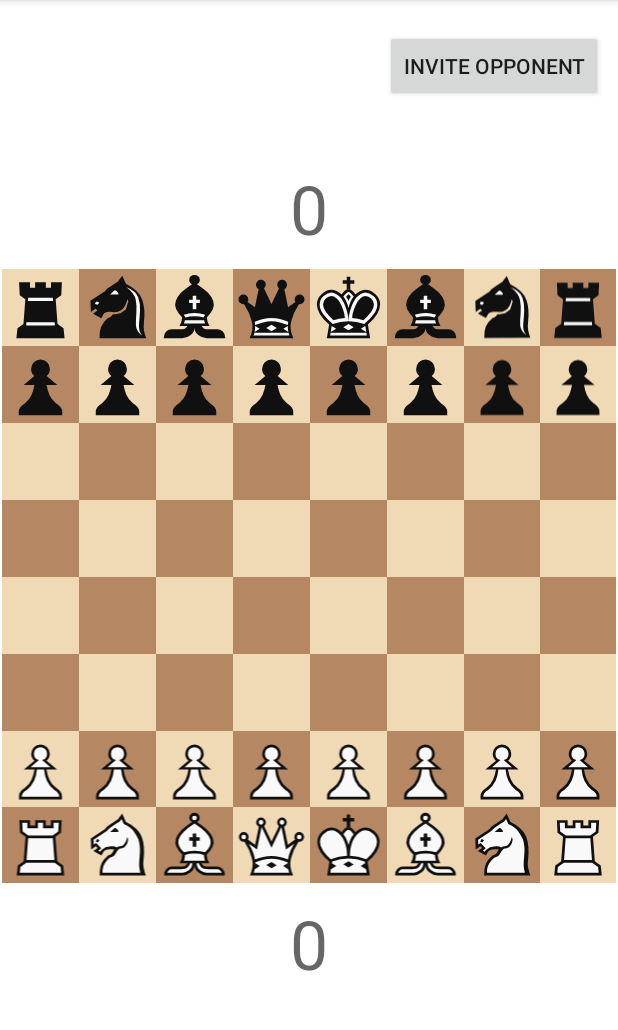
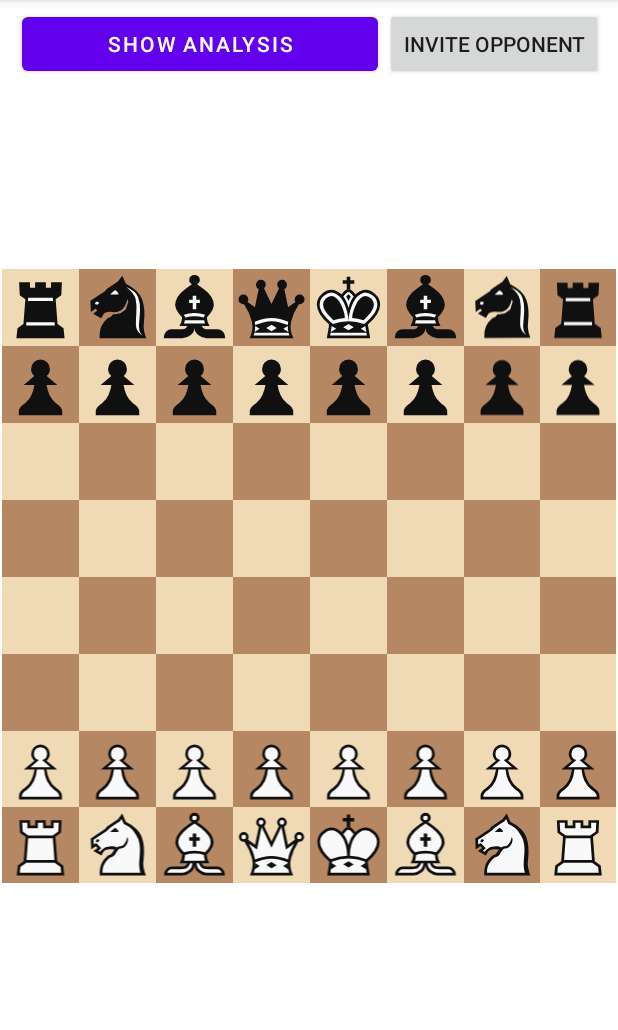
Before and after one commit to noamzaks/Chess, an Android app: the screen it shows after launch (OnlineGameActivity), after a tap on "NEW ONLINE GAME", on a phone screen of 412 x 824 dp, the part 84-1114 px from its top. Run offline under Robolectric (Android 15) with nearby library versions, the phone set to English and light mode, and no system bars; our stand-ins replace Firebase (no records; nobody signed in at launch, a user with empty details on screens opened directly).

Commit message:
feat: ui improvements and lichess analysis

```diff
--- a/app/src/main/java/com/noamzaks/chess/activity/GameActivity.java
+++ b/app/src/main/java/com/noamzaks/chess/activity/GameActivity.java
@@ -6,11 +6,14 @@ import android.annotation.SuppressLint;
 import android.app.AlertDialog;
 import android.content.ClipData;
 import android.content.ClipDescription;
+import android.content.Intent;
+import android.net.Uri;
 import android.os.Bundle;
 import android.os.CountDownTimer;
 import android.view.DragEvent;
 import android.view.View;
 import android.view.WindowManager;
+import android.widget.Button;
 import android.widget.FrameLayout;
 import android.widget.ImageView;
 import android.widget.LinearLayout;
@@ -36,6 +39,7 @@ public class GameActivity extends AppCompatActivity implements Board.OnSetListen
     protected LinearLayout aboveBlack, belowWhite;
     private TextView whiteTimerText, blackTimerText;
     private CountDownTimer whiteTimer, blackTimer;
+    private Button showAnalysis;
 
     protected Board board;
 
@@ -75,6 +79,7 @@ public class GameActivity extends AppCompatActivity implements Board.OnSetListen
         belowWhite = findViewById(R.id.game_below_white);
         whiteTimerText = findViewById(R.id.game_white_timer);
         blackTimerText = findViewById(R.id.game_black_timer);
+        showAnalysis = findViewById(R.id.game_show_analysis);
 
         theme = getSharedPreferences(Constants.SHARED_PREFERENCES_NAME, MODE_PRIVATE).getString("theme", "Alpha");
 
@@ -249,8 +254,17 @@ public class GameActivity extends AppCompatActivity implements Board.OnSetListen
             }
         };
 
+        if (time == 0) {
+            whiteTimerText.setVisibility(View.GONE);
+            blackTimerText.setVisibility(View.GONE);
+        }
+
         whiteTimerText.setText("" + time);
         blackTimerText.setText("" + time);
+
+        showAnalysis.setOnClickListener((v) -> {
+            startActivity(new Intent(Intent.ACTION_VIEW, Uri.parse("https://www.lichess.org/analysis/" + board.toFEN())));
+        });
     }
 
     private void move(Point<Integer> from, Point<Integer> to) {
--- a/app/src/main/java/com/noamzaks/chess/activity/OnlineGameActivity.java
+++ b/app/src/main/java/com/noamzaks/chess/activity/OnlineGameActivity.java
@@ -26,6 +26,9 @@ import java.util.Map;
 public class OnlineGameActivity extends GameActivity implements Board.MoveVerifier {
     public static final String EXTRAS_GAME_CODE = "game_code";
     public static final String EXTRAS_PLAYER = "player";
+
+    private static final int TEXT_LARGE = 24;
+    private static final int TEXT_SMALL = 18;
 
     private LinearLayout topBar;
 
@@ -65,12 +68,12 @@ public class OnlineGameActivity extends GameActivity implements Board.MoveVerifi
         }
 
         whiteName = new TextView(this);
-        whiteName.setTextSize(28);
+        whiteName.setTextSize(TEXT_LARGE);
         whiteName.setTypeface(Typeface.DEFAULT_BOLD);
         whiteName.setTextColor(getResources().getColor(R.color.black));
         belowWhite.addView(whiteName);
         blackName = new TextView(this);
-        blackName.setTextSize(20);
+        blackName.setTextSize(TEXT_SMALL);
         blackName.setTypeface(Typeface.DEFAULT_BOLD);
         blackName.setTextColor(getResources().getColor(R.color.black));
         aboveBlack.addView(blackName);
@@ -83,11 +86,11 @@ public class OnlineGameActivity extends GameActivity implements Board.MoveVerifi
                 whiteName.setText((String) data.getOrDefault("White", ""));
                 blackName.setText((String) data.getOrDefault("Black", ""));
                 if (board.getTurn() == Constants.WHITE) {
-                    animateText(whiteName, 20, 28, Color.valueOf(ContextCompat.getColor(this, R.color.black)), Color.valueOf(ContextCompat.getColor(this, R.color.yellow)));
-                    animateText(blackName, 28, 20, Color.valueOf(ContextCompat.getColor(this, R.color.yellow)), Color.valueOf(ContextCompat.getColor(this, R.color.black)));
+                    animateText(whiteName, TEXT_SMALL, TEXT_LARGE, Color.valueOf(ContextCompat.getColor(this, R.color.black)), Color.valueOf(ContextCompat.getColor(this, R.color.yellow)));
+                    animateText(blackName, TEXT_LARGE, TEXT_SMALL, Color.valueOf(ContextCompat.getColor(this, R.color.yellow)), Color.valueOf(ContextCompat.getColor(this, R.color.black)));
                 } else {
-                    animateText(blackName, 20, 28, Color.valueOf(ContextCompat.getColor(this, R.color.black)), Color.valueOf(ContextCompat.getColor(this, R.color.yellow)));
-                    animateText(whiteName, 28, 20, Color.valueOf(ContextCompat.getColor(this, R.color.yellow)), Color.valueOf(ContextCompat.getColor(this, R.color.black)));
+                    animateText(blackName, TEXT_SMALL, TEXT_LARGE, Color.valueOf(ContextCompat.getColor(this, R.color.black)), Color.valueOf(ContextCompat.getColor(this, R.color.yellow)));
+                    animateText(whiteName, TEXT_LARGE, TEXT_SMALL, Color.valueOf(ContextCompat.getColor(this, R.color.yellow)), Color.valueOf(ContextCompat.getColor(this, R.color.black)));
                 }
                 updating = false;
             }
--- a/app/src/main/res/layout/activity_game.xml
+++ b/app/src/main/res/layout/activity_game.xml
@@ -13,7 +13,7 @@
         android:layout_height="wrap_content"
         android:layout_weight="1"
         android:gravity="center"
-        android:textAppearance="@style/TextAppearance.AppCompat.Display2"
+        android:textAppearance="@style/TextAppearance.AppCompat.Large"
         app:layout_constraintBottom_toBottomOf="@+id/game_above_black"
         app:layout_constraintEnd_toEndOf="@+id/game_above_black"
         app:layout_constraintStart_toStartOf="@+id/game_above_black" />
@@ -24,7 +24,7 @@
         android:layout_height="wrap_content"
         android:layout_weight="1"
         android:gravity="center"
-        android:textAppearance="@style/TextAppearance.AppCompat.Display2"
+        android:textAppearance="@style/TextAppearance.AppCompat.Large"
         app:layout_constraintEnd_toEndOf="@+id/game_below_white"
         app:layout_constraintStart_toStartOf="@+id/game_below_white"
         app:layout_constraintTop_toTopOf="@+id/game_below_white" />
@@ -50,13 +50,23 @@
         android:layout_width="match_parent"
         android:layout_height="wrap_content"
         android:layout_marginStart="10dp"
-        android:layout_marginTop="20dp"
+        android:layout_marginTop="5dp"
         android:layout_marginEnd="10dp"
         android:gravity="right"
         android:orientation="horizontal"
         app:layout_constraintEnd_toEndOf="parent"
         app:layout_constraintStart_toStartOf="parent"
-        app:layout_constraintTop_toTopOf="parent"></LinearLayout>
+        app:layout_constraintTop_toTopOf="parent">
+
+        <Button
+            android:id="@+id/game_show_analysis"
+            android:layout_width="wrap_content"
+            android:layout_height="wrap_content"
+            android:layout_weight="1"
+            android:insetLeft="5dp"
+            android:insetRight="5dp"
+            android:text="Show Analysis" />
+    </LinearLayout>
 
     <LinearLayout
         android:id="@+id/game_root"
```
Also changed, not shown: app/src/main/res/layout/activity_main.xml (+6 -6 lines).
